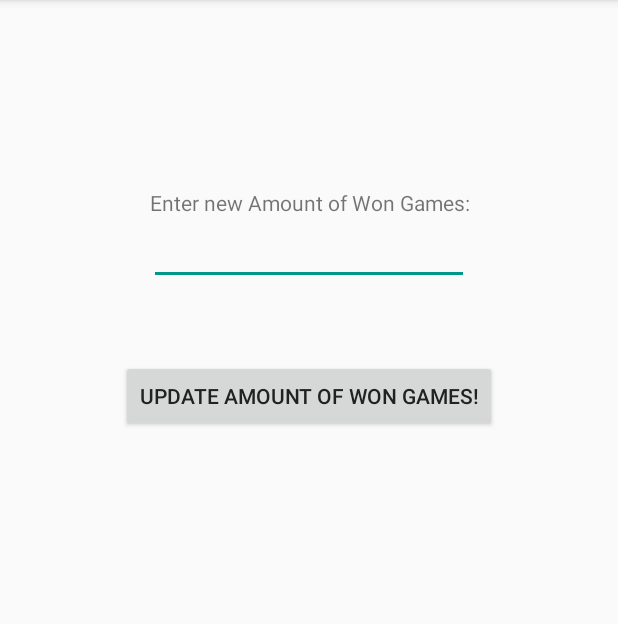
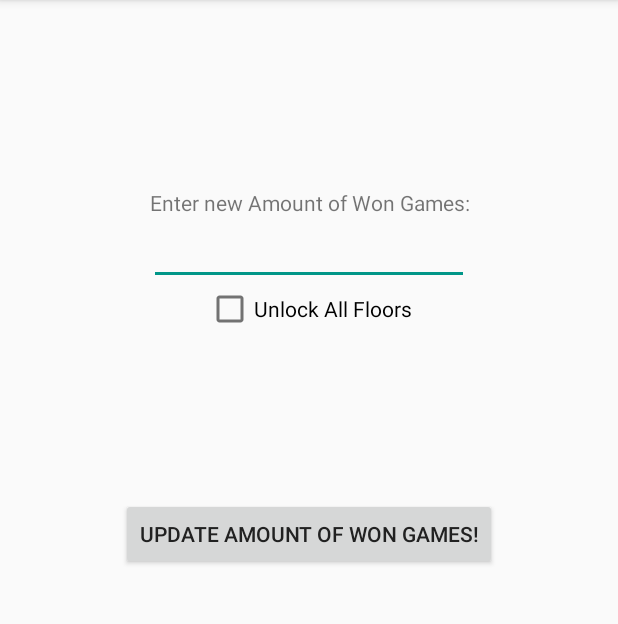
Before and after one commit to HGE-PKMN/android_packages_apps_WhereIsDonCheats, an Android app: the screen it shows after launch (MainActivity), on a phone screen of 412 x 824 dp, the part 84-708 px from its top. Run offline under Robolectric (Android 15) with nearby library versions, the phone set to English and light mode, and no system bars.

Commit message:
Add Ability to access all Levels

```diff
--- a/app/src/main/java/de/myself5/whereisdoncheats/MainActivity.java
+++ b/app/src/main/java/de/myself5/whereisdoncheats/MainActivity.java
@@ -6,6 +6,7 @@ import android.os.Bundle;
 import android.support.v7.app.ActionBarActivity;
 import android.view.View;
 import android.widget.Button;
+import android.widget.CheckBox;
 import android.widget.EditText;
 import android.widget.TextView;
 import android.widget.Toast;
@@ -66,6 +67,10 @@ public class MainActivity extends ActionBarActivity {
         sendIntent.setAction(Intent.ACTION_SEND);
         sendIntent.putExtra(Intent.EXTRA_TEXT, param);
         sendIntent.putExtra(Intent.EXTRA_SUBJECT, type);
+        boolean isChecked = ((CheckBox) findViewById(R.id.unlock_all_levels)).isChecked();
+        if(isChecked){
+            sendIntent.putExtra(Intent.EXTRA_UID, "true");
+        }
         sendIntent.setType("text/plain");
         startActivity(sendIntent);
     }
--- a/app/src/main/res/layout/activity_main.xml
+++ b/app/src/main/res/layout/activity_main.xml
@@ -47,10 +47,18 @@
         android:id="@+id/update_won_matches"
         android:layout_width="wrap_content"
         android:layout_height="wrap_content"
+        android:layout_marginTop="110dp"
+        android:text="@string/update_won_matches"
+        android:theme="@style/ButtonTheme"
+        android:layout_below="@+id/unlock_all_levels"
+        android:layout_centerHorizontal="true" />
+
+    <CheckBox
+        android:layout_width="wrap_content"
+        android:layout_height="wrap_content"
+        android:text="@string/unlock_all_levels"
+        android:id="@+id/unlock_all_levels"
         android:layout_below="@+id/new_won_matches"
-        android:layout_centerHorizontal="true"
-        android:layout_marginTop="50dp"
-        android:text="@string/update_won_matches"
-        android:theme="@style/ButtonTheme" />
+        android:layout_centerHorizontal="true" />
 
 </RelativeLayout>
--- a/app/src/main/res/values/strings.xml
+++ b/app/src/main/res/values/strings.xml
@@ -6,4 +6,5 @@
     <string name="update_won_matches">Update Amount of Won Games!</string>
     <string name="invalid_won_matches">Please choose a Amount of Won Games in [1; 400]</string>
     <string name="updated">Amount of Won Games has been updated!</string>
+    <string name="unlock_all_levels">Unlock All Floors</string>
 </resources>
```
